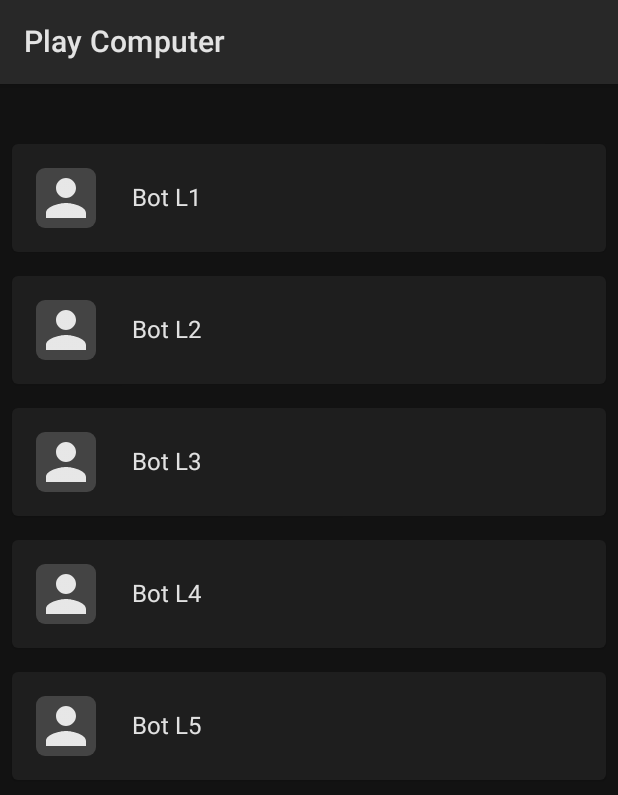
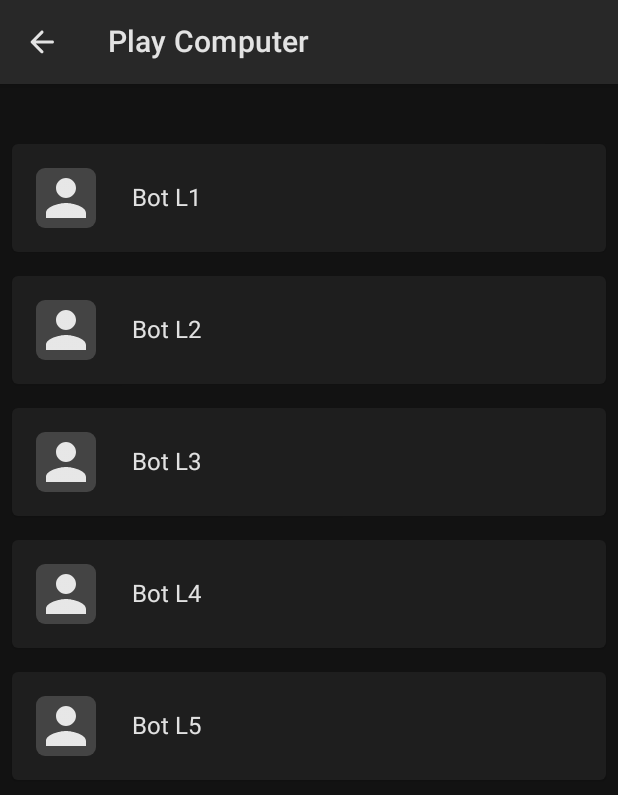
Before and after one commit to jlmcdonnell/chess, an Android app built with Jetpack Compose: the screen it shows after launch (MainActivity), after a tap on "Play Computer", on a phone screen of 412 x 824 dp. Shown: the top 795 px of the screen. Run offline under Robolectric (Android 15) with nearby library versions, the phone set to English and light mode, and no system bars; our stand-ins replace Dagger/Hilt's generated code, Timber; libraries missing offline, so code that uses them is left out: com.github.bhlangonijr.chesslib, org.orbitmvi.orbit; 8 statements that could not run were skipped.

Commit message:
UI Improvements

```diff
--- a/app/src/main/java/dev/mcd/chess/domain/api/ChessApi.kt
+++ b/app/src/main/java/dev/mcd/chess/domain/api/ChessApi.kt
@@ -14,6 +14,7 @@ interface ChessApi {
     suspend fun game(id: SessionId): SessionInfo
     suspend fun joinGame(id: SessionId, block: suspend ActiveGame.() -> Unit)
     suspend fun lobbyInfo(): LobbyInfo
+    suspend fun clear()
 }
 
 interface ActiveGame {
--- a/app/src/main/java/dev/mcd/chess/ui/Routing.kt
+++ b/app/src/main/java/dev/mcd/chess/ui/Routing.kt
@@ -20,12 +20,13 @@ fun Routing() {
             ChooseModeScreen(
                 onPlayOnline = { navController.navigate("/game/online") },
                 onPlayBot = { navController.navigate("/selectbot") },
-                onNavigateSettings = { navController.navigate("/settings") }
+                onNavigateSettings = { navController.navigate("/settings") },
             )
         }
         composable("/selectbot") {
             BotSelectionScreen(
                 onBotSelected = { bot, side -> navController.navigate("/game/bot/$bot/$side") },
+                onDismiss = { navController.popBackStack() },
             )
         }
         composable(
--- a/app/src/main/java/dev/mcd/chess/ui/screen/botgame/BotGameViewModel.kt
+++ b/app/src/main/java/dev/mcd/chess/ui/screen/botgame/BotGameViewModel.kt
@@ -132,7 +132,7 @@ class BotGameViewModel @Inject constructor(
 
                 /*
                     For Debugging:
-                        Promotion      8/8/8/8/2k3p1/8/7p/2K5 w - - 0 1")
+                        Promotion      8/8/8/8/2k3p1/8/7p/2K5 w - - 0 1
                         Castling       r3k2r/8/8/8/8/8/8/R3K2R b KQkq - 1 1
                         En Passant     rnbqkbnr/ppp1pppp/8/8/3pP3/P6P/1PPP1PP1/RNBQKBNR b KQkq e3 0 3
                 */
--- a/app/src/main/java/dev/mcd/chess/ui/screen/botselection/BotSelectionScreen.kt
+++ b/app/src/main/java/dev/mcd/chess/ui/screen/botselection/BotSelectionScreen.kt
@@ -15,10 +15,14 @@ import androidx.compose.foundation.lazy.LazyColumn
 import androidx.compose.foundation.lazy.items
 import androidx.compose.foundation.shape.RoundedCornerShape
 import androidx.compose.material.Card
+import androidx.compose.material.Icon
+import androidx.compose.material.IconButton
 import androidx.compose.material.MaterialTheme
 import androidx.compose.material.Scaffold
 import androidx.compose.material.Text
 import androidx.compose.material.TopAppBar
+import androidx.compose.material.icons.Icons
+import androidx.compose.material.icons.rounded.ArrowBack
 import androidx.compose.runtime.Composable
 import androidx.compose.runtime.getValue
 import androidx.compose.runtime.mutableStateOf
@@ -27,7 +31,7 @@ import androidx.compose.runtime.setValue
 import androidx.compose.ui.Alignment
 import androidx.compose.ui.Alignment.Companion.CenterHorizontally
 import androidx.compose.ui.Modifier
-import androidx.compose.ui.graphics.Color
+import androidx.compose.ui.graphics.vector.rememberVectorPainter
 import androidx.compose.ui.res.painterResource
 import androidx.compose.ui.unit.dp
 import com.github.bhlangonijr.chesslib.Piece
@@ -36,16 +40,22 @@ import dev.mcd.chess.domain.bot.Bot
 import dev.mcd.chess.domain.bot.bots
 import dev.mcd.chess.ui.extension.drawableResource
 import dev.mcd.chess.ui.player.PlayerImageView
+import dev.mcd.chess.ui.theme.LocalAppColors
 
 @Composable
 fun BotSelectionScreen(
     onBotSelected: (slug: String, side: String) -> Unit,
-
-    ) {
+    onDismiss: () -> Unit,
+) {
     Scaffold(
         topBar = {
             TopAppBar(
                 title = { Text(text = "Play Computer") },
+                navigationIcon = {
+                    IconButton(onClick = { onDismiss() }) {
+                        Icon(painter = rememberVectorPainter(image = Icons.Rounded.ArrowBack), contentDescription = "Back")
+                    }
+                }
             )
         }
     ) { padding ->
@@ -58,7 +68,7 @@ fun BotSelectionScreen(
                         val piece = if (side == Side.WHITE) Piece.WHITE_KING else Piece.BLACK_KING
                         Image(
                             modifier = Modifier
-                                .background(Color(0xFF302D2D))
+                                .background(LocalAppColors.current.neutralPieceBackground)
                                 .clickable { selectedSide = side }
                                 .let {
                                     if (selectedSide == side) {
--- a/app/src/main/java/dev/mcd/chess/ui/screen/choosemode/ChooseModeScreen.kt
+++ b/app/src/main/java/dev/mcd/chess/ui/screen/choosemode/ChooseModeScreen.kt
@@ -28,10 +28,8 @@ import androidx.compose.ui.Alignment
 import androidx.compose.ui.Modifier
 import androidx.compose.ui.graphics.Color
 import androidx.compose.ui.graphics.vector.rememberVectorPainter
-import androidx.compose.ui.platform.LocalLifecycleOwner
 import androidx.compose.ui.unit.dp
 import androidx.hilt.navigation.compose.hiltViewModel
-import androidx.lifecycle.Lifecycle
 import dev.mcd.chess.ui.theme.LocalAppColors
 import org.orbitmvi.orbit.compose.collectAsState
 
@@ -46,7 +44,7 @@ fun ChooseModeScreen(
 
     Scaffold(topBar = {
         TopAppBar(
-            title = { Text(text = "Choose Mode") },
+            title = { Text(text = "Chess") },
             actions = {
                 IconButton(onClick = { onNavigateSettings() }) {
                     Icon(
@@ -54,7 +52,7 @@ fun ChooseModeScreen(
                         contentDescription = "Settings"
                     )
                 }
-            }
+            },
         )
     }) {
         Column(
@@ -84,7 +82,7 @@ fun ChooseModeScreen(
                         )
                         val inLobby = state.inLobby
                         if (inLobby != null) {
-                            val color = if (inLobby  > 0) {
+                            val color = if (inLobby > 0) {
                                 LocalAppColors.current.green
                             } else {
                                 Color.Unspecified
--- a/app/src/main/java/dev/mcd/chess/ui/screen/choosemode/ChooseModeViewModel.kt
+++ b/app/src/main/java/dev/mcd/chess/ui/screen/choosemode/ChooseModeViewModel.kt
@@ -27,7 +27,7 @@ class ChooseModeViewModel @Inject constructor(
                     }.onFailure {
                         Timber.e(it, "Getting lobby info")
                     }
-                    delay(5000)
+                    delay(2000)
                 }
             }
         }
--- a/app/src/main/java/dev/mcd/chess/ui/screen/onlinegame/OnlineGameViewModel.kt
+++ b/app/src/main/java/dev/mcd/chess/ui/screen/onlinegame/OnlineGameViewModel.kt
@@ -123,11 +123,6 @@ class OnlineGameViewModel @Inject constructor(
 
                 val remoteSession = chessApi.findGame()
 
-//                chessApi.storeToken("eyJ0eXAiOiJKV1QiLCJhbGciOiJIUzUxMiJ9.eyJhdWQiOiJZb3UuIiwiaXNzIjoiY2hlc3MubWNkLmRldiIsImp0aSI6InVzZXIxIn0.Ii62vyWQIhAxsDQSdc0pAAnPed6PuKQJ5SI-ae9ClvBgTWG2ZfHMwGms8jxVVxBySekh9r3rirR_Npvv4vMKyA")
-//                val userId = "user1"
-//                val remoteSession = chessApi.session("debug")
-
-
                 val board = Board()
                 val session = LocalGameSession(
                     id = remoteSession.sessionId,
--- a/app/src/main/java/dev/mcd/chess/ui/theme/Color.kt
+++ /dev/null
@@ -1,8 +0,0 @@
-package dev.mcd.chess.ui.theme
-
-import androidx.compose.ui.graphics.Color
-
-val Purple200 = Color(0xFFBB86FC)
-val Purple500 = Color(0xFF6200EE)
-val Purple700 = Color(0xFF3700B3)
-val Teal200 = Color(0xFF03DAC5)
--- a/app/src/main/java/dev/mcd/chess/ui/theme/Theme.kt
+++ b/app/src/main/java/dev/mcd/chess/ui/theme/Theme.kt
@@ -7,18 +7,22 @@ import androidx.compose.runtime.CompositionLocalProvider
 import androidx.compose.runtime.compositionLocalOf
 import androidx.compose.ui.graphics.Color
 
-class AppColors(val green: Color = Color.Transparent)
+class AppColors(
+    val green: Color = Color.Transparent,
+    val neutralPieceBackground: Color = Color.Transparent
+)
 
 val LocalAppColors = compositionLocalOf { AppColors() }
 
 private val DarkColorPalette = darkColors(
-    primary = Purple200,
-    primaryVariant = Purple700,
-    secondary = Teal200
+    primary = Color(0xFF00E9A6),
+    primaryVariant = Color(0xFF008F66),
+    secondary = Color(0xFF03DAC5)
 )
 
 private val DefaultAppColors = AppColors(
-    green = Color(0xFF00FF37)
+    green = Color(0xFF00FF37),
+    neutralPieceBackground = Color(0xFF26324B),
 )
 
 @Composable
```
Also changed, not shown: app/src/main/java/dev/mcd/chess/data/api/ChessApiImpl.kt (+5 -5 lines), app/src/main/java/dev/mcd/chess/ui/game/GameOptions.kt (+7 -1 lines), app/src/main/java/dev/mcd/chess/ui/screen/botgame/BotGameScreen.kt (+8 -8 lines), app/src/main/java/dev/mcd/chess/ui/screen/onlinegame/OnlineGameScreen.kt (+36 -14 lines), app/src/main/java/dev/mcd/chess/ui/screen/settings/SettingsScreen.kt (+72 -41 lines), app/src/main/java/dev/mcd/chess/ui/screen/settings/SettingsViewModel.kt (added, +55 -0 lines).
